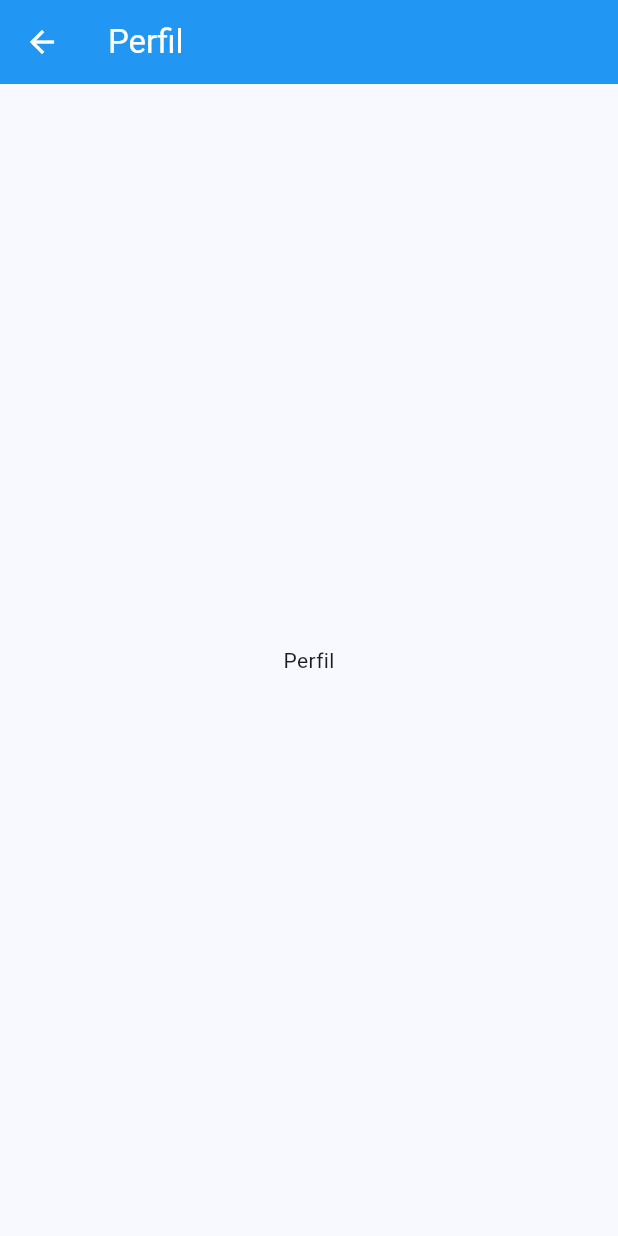
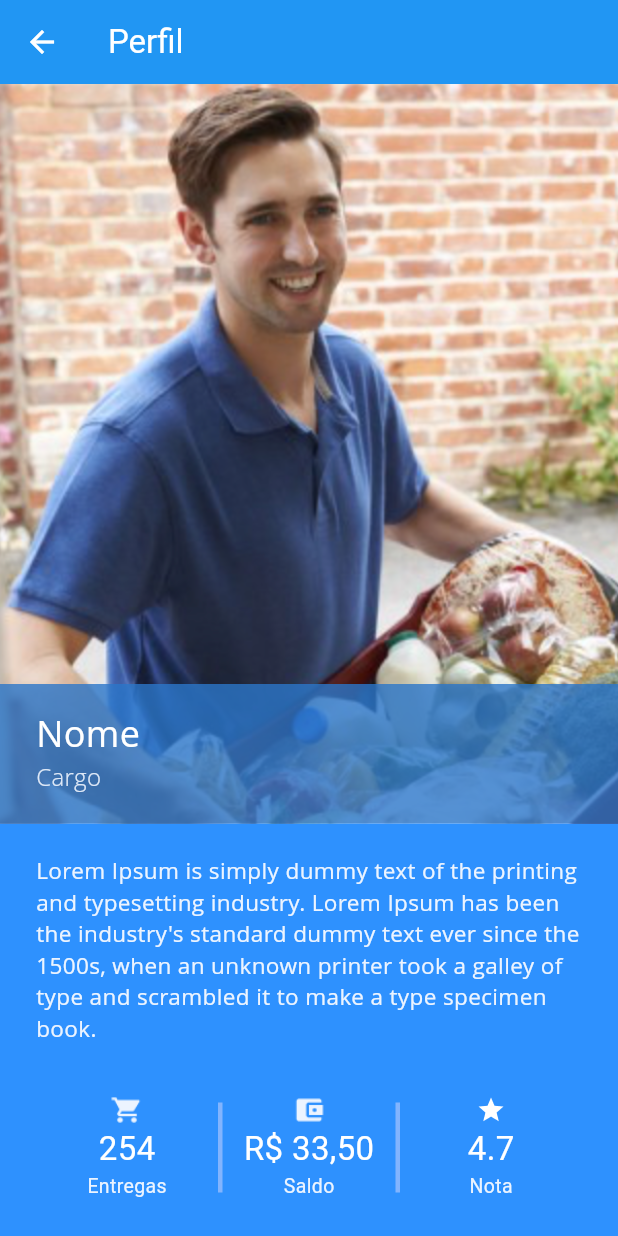
Before and after one commit to briteira/teste-gaudium, a Flutter app: the PerfilScreen screen opened by its route, on a phone screen of 412 x 824 dp. Run offline on Flutter 3.47's test engine with Material 3 defaults, Android fonts, the phone set to English and light mode, and no system bars; our stand-ins replace google_maps_flutter.

Commit message:
Etapa 1.2 - Criação dos widgets da tela de perfil
Criação dos widgets em diferentes estados: carregando, erro e perfil
Criação dos estilos e utilização das fontes corretas
Adição dos ícones na pasta assets/images
Definição da fonte em pubspec

```diff
--- a/entregaudium/lib/views/perfil.dart
+++ b/entregaudium/lib/views/perfil.dart
@@ -8,17 +8,200 @@ class PerfilScreen extends StatefulWidget {
 }
 
 class _PerfilScreenState extends State<PerfilScreen> {
+
+  //Bool para indicar se a tela está sendo carregada
+  bool loading = false;
+
   @override
   Widget build(BuildContext context) {
+
+    Widget body;
+    if (loading) {
+      body = WidgetLoading();
+    } else {
+      body = WidgetPerfil();
+    }
+
     return Scaffold(
       appBar: AppBar(
         title: const Text("Perfil"),
         backgroundColor: Colors.blue,
         foregroundColor: Colors.white,
       ),
-      body: const Center(
-        child: Text("Perfil"),
-      )
+      body: body
+    );
+
+
+  }
+
+  //Widgets
+  Widget WidgetPerfil() {
+    return Column(
+      children: [
+        Expanded(
+          child: Stack(
+            alignment: AlignmentDirectional.bottomEnd,
+            children: [
+              SizedBox(
+                height: double.maxFinite,
+                width: double.infinity,
+                child: Image.asset('assets/images/img_entregador.png', fit: BoxFit.cover,),
+              ),
+
+              Container(
+                width: double.infinity,
+                color: const Color(0xffcc2b76c9),
+                child: Padding(
+                  padding: const EdgeInsets.fromLTRB(24, 16, 24, 20),
+                  child: Column(
+                    crossAxisAlignment: CrossAxisAlignment.start,
+                    mainAxisSize: MainAxisSize.min,
+                    children: [
+                      Text("Nome", style: styleNome,),
+                      Text("Cargo",style: styleCargo,),
+                    ],
+                  ),
+                ),
+              )
+            ],
+          ),
+        ),
+        Container(
+          width: double.infinity,
+          color: const Color(0xFF2E91FE),
+          child: Padding(
+            padding: const EdgeInsets.fromLTRB(24, 20, 24, 24),
+            child: Column(
+              crossAxisAlignment: CrossAxisAlignment.start,
+              children: [
+                Text("Lorem Ipsum is simply dummy text of the printing and typesetting industry. Lorem Ipsum has been the industry's standard dummy text ever since the 1500s, when an unknown printer took a galley of type and scrambled it to make a type specimen book.",
+                  style: styleDescricao,
+                ),
+                const SizedBox(
+                  height: 35,
+                ),
+                Row(
+                  children: [
+                    Expanded(
+                      flex: 1,
+                      child: Center(
+                        child: Column(
+                          children: [
+                            Image.asset('assets/images/ic_entregas.png', height: 20),
+                            Text("254", style: styleIndicadorTitulo),
+                            Text('Entregas', style: styleIndicadorSubtitulo),
+                          ],
+                        ),
+                      ),
+                    ),
+                    Expanded(
+                      flex: 1,
+                      child: Row(
+                        children: [
+                          Divider(),
+                          Expanded(
+                            child: Center(
+                              child: Column(
+                                children: [
+                                  Image.asset('assets/images/ic_saldo.png', height: 20),
+                                  Text("R\$ 33,50", style: styleIndicadorTitulo),
+                                  Text('Saldo', style: styleIndicadorSubtitulo),
+                                ],
+                              ),
+                            ),
+                          ),
+                          Divider(),
+                        ],
+                      ),
+                    ),
+                    Expanded(
+                        flex: 1,
+                        child: Center(
+                          child: Column(
+                            children: [
+                              Image.asset('assets/images/ic_nota.png', height: 20),
+                              Text("4.7", style: styleIndicadorTitulo),
+                              Text('Nota', style: styleIndicadorSubtitulo),
+                            ],
+                          ),
+                        )
+                    )
+
+                  ],
+                )
+              ],
+            ),
+          ),
+        )
+      ],
     );
   }
+
+  Widget WidgetLoading() {
+    return const Center(
+      child: CircularProgressIndicator(),
+    );
+  }
+
+  Widget WidgetErro() {
+    return Center(
+      child: Padding(
+        padding: const EdgeInsets.all(16.0),
+        child: Column(
+          crossAxisAlignment: CrossAxisAlignment.center,
+          mainAxisAlignment: MainAxisAlignment.center,
+          children: [
+            const Text("Ocorreu um erro ao obter os dados do perfil", style: TextStyle(fontSize: 16),),
+            const SizedBox(
+              height: 16,
+            ),
+            ElevatedButton(
+              onPressed: () {},
+              child: const Text("Tentar novamente"),
+            )
+          ],
+        ),
+      ),
+    );
+  }
+
+  Widget Divider() {
+    return Container(
+      color: const Color(0xFF82B4FE),
+      width: 3,
+      height: 60,
+    );
+  }
+
+  //Estilos
+  TextStyle styleNome = const TextStyle(
+      fontFamily: 'OpenSans',
+      fontWeight: FontWeight.normal,
+      color: Color(0xFFFFFFFF),
+      fontSize: 24
+  );
+
+  TextStyle styleCargo = const TextStyle(
+      fontFamily: 'OpenSans',
+      fontWeight: FontWeight.w300,
+      color: Color(0xFFDFE9F7),
+      fontSize: 16
+  );
+
+  TextStyle styleDescricao = const TextStyle(
+      fontFamily: 'OpenSans',
+      fontWeight: FontWeight.normal,
+      color: Color(0xFFECF4FF),
+      fontSize: 15
+  );
+
+  TextStyle styleIndicadorTitulo = const TextStyle(
+      color: Colors.white,
+      fontSize: 22,
+  );
+
+  TextStyle styleIndicadorSubtitulo = const TextStyle(
+      color: Color(0xFFECF4FF),
+      fontSize: 13,
+  );
 }
```
Also changed, not shown: entregaudium/pubspec.yaml (+7 -14 lines), entregaudium/assets/images/ic_entregas.png (added), entregaudium/assets/images/ic_nota.png (added), entregaudium/assets/images/ic_saldo.png (added).
